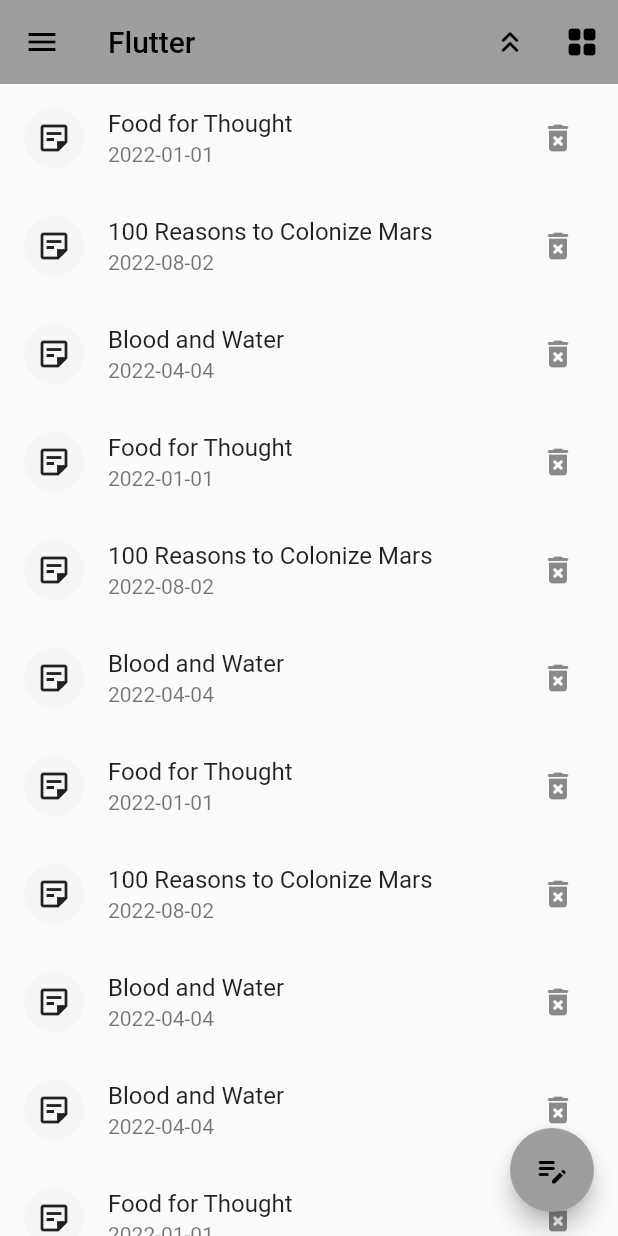
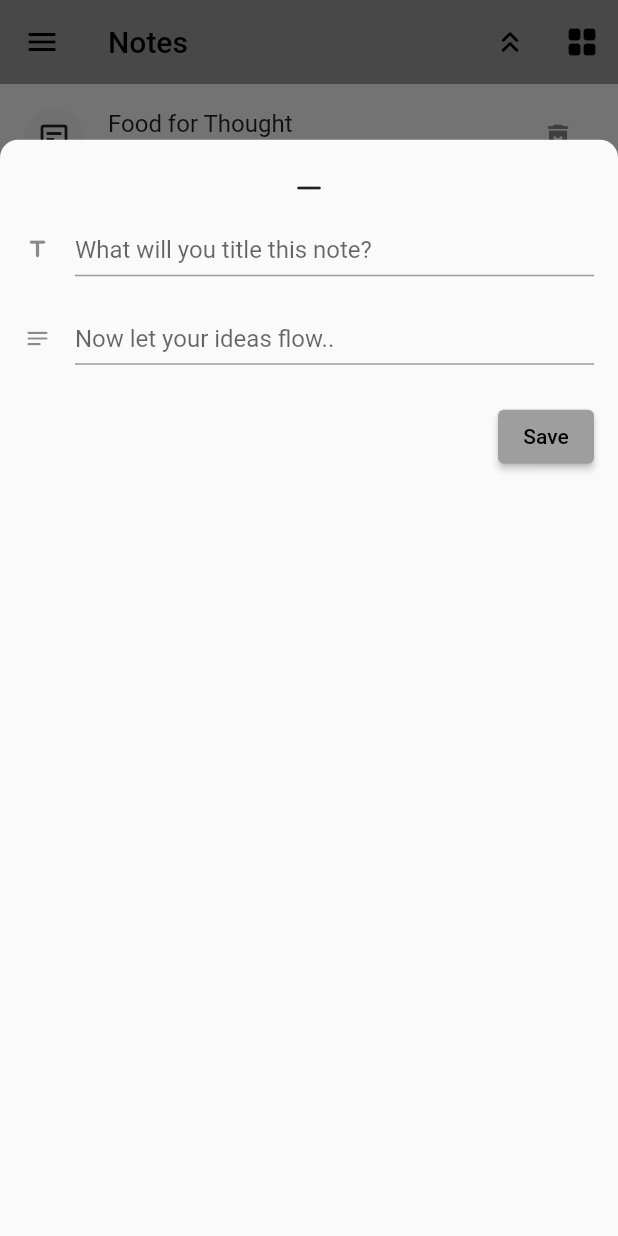
Before and after one commit to abdulwahabhassan/flutter-app, a Flutter app: the screen it shows after launch, after a tap on the "edit note" icon, on a phone screen of 412 x 824 dp. Run offline on Flutter 3.47's test engine with Material 2 defaults, Android fonts, the phone set to English and light mode, and no system bars.

Commit message:
Add bottom sheet dialog

```diff
--- a/lib/main.dart
+++ b/lib/main.dart
@@ -1,9 +1,8 @@
 
 import 'package:flutter/material.dart';
-
-import 'note_details_page.dart';
-import 'notes_page.dart';
-import 'model.dart';
+import 'package:flutter_app/note_details_screen.dart';
+import 'model/note.dart';
+import 'notes_screen.dart';
 
 class NotesApp extends StatefulWidget {
   const NotesApp({super.key});
@@ -13,7 +12,7 @@ class NotesApp extends StatefulWidget {
 }
 
 class _NotesAppState extends State<NotesApp> {
-  Note? _selectedNote = null;
+  Note? _selectedNote;
   List<Note> notes = Note.notes;
 
   @override
@@ -23,14 +22,14 @@ class _NotesAppState extends State<NotesApp> {
         pages: [
           MaterialPage(
               key: const ValueKey("homePage"),
-              child: NotesPage(
+              child: NotesScreen(
                 items: notes,
                 onSelectNote: _setSelectedNote,
               )),
           if (_selectedNote != null )
             MaterialPage(
               key: ValueKey(_selectedNote?.id),
-              child: DetailsPage(note: _selectedNote!),
+              child: NoteDetailsScreen(note: _selectedNote!),
             )
           ],
         onPopPage: (route, result) {
--- a/lib/model.dart
+++ b/lib/model/note.dart
@@ -1,5 +1,3 @@
-import 'dart:ffi';
-
 class Note {
   Note(
       {required this.id,
--- /dev/null
+++ b/lib/new_note_bottom_sheet.dart
@@ -0,0 +1,47 @@
+import 'package:flutter/material.dart';
+
+Widget newNoteBottomSheet(BuildContext context) => Container(
+      height: MediaQuery.of(context).size.height * 0.887,
+      padding: const EdgeInsets.only(
+          left: 16.0, right: 16.0, bottom: 16.0, top: 8.0),
+      child: Center(
+        child: Column(
+          children: [
+            IconButton(
+                onPressed: () {
+                  Navigator.pop(context);
+                },
+                icon: const Icon(Icons.horizontal_rule_rounded)),
+            const TextField(
+              decoration: InputDecoration(
+                isDense: true,
+                icon: Icon(Icons.title_rounded),
+                border: UnderlineInputBorder(),
+                hintText: 'What will you title this note?',
+              ),
+            ),
+            Container(
+              margin: const EdgeInsets.only(top: 24.0),
+              child: const TextField(
+                maxLines: 7,
+                minLines: 1,
+                textAlignVertical: TextAlignVertical.center,
+                decoration: InputDecoration(
+                  isDense: true,
+                  icon: Icon(Icons.notes_rounded),
+                  border: UnderlineInputBorder(),
+                  hintText: 'Now let your ideas flow..',
+                ),
+              ),
+            ),
+            Container(
+                alignment: Alignment.bottomRight,
+                margin: const EdgeInsets.only(top: 24.0),
+                child: ElevatedButton(
+                  onPressed: () {},
+                  child: const Text("Save"),
+                ))
+          ],
+        ),
+      ),
+    );
--- a/lib/notes_page.dart
+++ b/lib/notes_screen.dart
@@ -1,10 +1,9 @@
 import 'package:flutter/material.dart';
-import 'package:flutter_app/main.dart';
+import 'package:flutter_app/new_note_bottom_sheet.dart';
+import 'model/note.dart';
 
-import 'model.dart';
-
-class NotesPage extends StatelessWidget {
-  const NotesPage({Key? key, required this.items, required this.onSelectNote})
+class NotesScreen extends StatelessWidget {
+  const NotesScreen({Key? key, required this.items, required this.onSelectNote})
       : super(key: key);
 
   final List<Note> items;
@@ -13,9 +12,10 @@ class NotesPage extends StatelessWidget {
   @override
   Widget build(BuildContext context) {
     return Scaffold(
+      resizeToAvoidBottomInset: true,
       appBar: AppBar(
         leading: IconButton(onPressed: () {}, icon: const Icon(Icons.menu)),
-        title: const Text("Flutter"),
+        title: const Text("Notes"),
         actions: [
           IconButton(
               onPressed: () {},
@@ -43,12 +43,21 @@ class NotesPage extends StatelessWidget {
             );
           }),
       floatingActionButton: FloatingActionButton(
-        onPressed: () {},
+        onPressed: () {
+          showModalBottomSheet(
+            isScrollControlled: true,
+            context: context,
+            builder: (builder) {
+              return newNoteBottomSheet(context);
+            },
+            shape: const RoundedRectangleBorder(
+                borderRadius: BorderRadius.only(
+                    topLeft: Radius.circular(12.0),
+                    topRight: Radius.circular(12.0))),
+          );
+        },
         child: const Icon(Icons.edit_note_rounded),
       ),
-      // drawer: ,
-      // bottomNavigationBar: ,
-      // bottomSheet: ,
     );
   }
 }
--- a/lib/route_navigation/note_router_delegate.dart
+++ b/lib/route_navigation/note_router_delegate.dart
@@ -1,9 +1,10 @@
 import 'package:flutter/material.dart';
+import 'package:flutter_app/note_details_screen.dart';
+import 'package:flutter_app/notes_screen.dart';
 import 'package:flutter_app/route_navigation/note_route_path.dart';
-import 'package:flutter_app/notes_page.dart';
 
-import '../model.dart';
-import '../note_details_page.dart';
+import '../model/note.dart';
+
 
 class NoteRouterDelegate extends RouterDelegate<NoteRoutePath>
     with ChangeNotifier, PopNavigatorRouterDelegateMixin<NoteRoutePath> {
@@ -40,14 +41,14 @@ class NoteRouterDelegate extends RouterDelegate<NoteRoutePath>
       pages: [
         MaterialPage(
             key: const ValueKey("NotesPage"),
-            child: NotesPage(
+            child: NotesScreen(
               items: notes,
               onSelectNote: _setSelectedNote,
             )),
         if (_selectedNote != null)
           MaterialPage(
             key: ValueKey(_selectedNote?.id),
-            child: DetailsPage(note: _selectedNote!),
+            child: NoteDetailsScreen(note: _selectedNote!),
           )
       ],
       onPopPage: (route, result) {
```
Also changed, not shown: lib/note_details_page.dart (deleted, +0 -31 lines), lib/note_details_screen.dart (added, +75 -0 lines).
